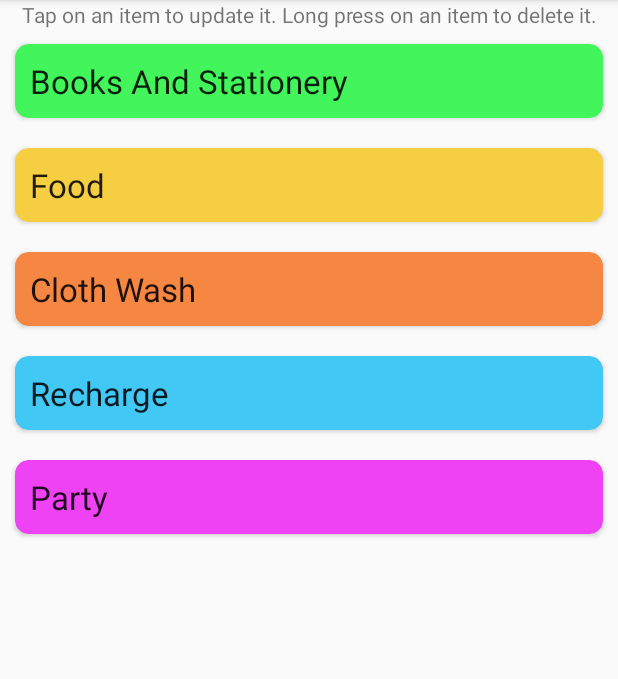
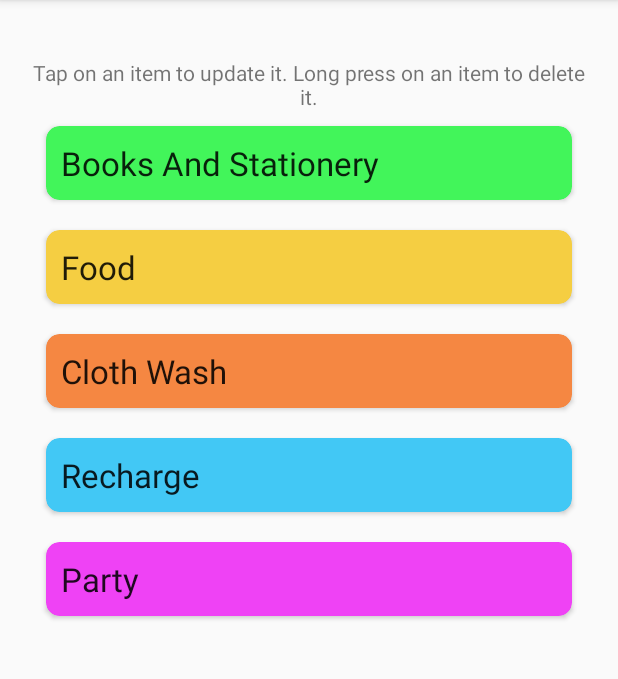
Before and after one commit to TheAkash2002/BudgetManager, an Android app: the ActivityViewAllCategories screen opened directly, with no data from a screen before it, on a phone screen of 412 x 824 dp, the part 84-763 px from its top. Run offline under Robolectric (Android 15) with nearby library versions, the phone set to English and light mode, and no system bars; our stand-ins replace ButterKnife.

```diff
--- a/app/src/main/java/com/princeakash/budgetmanager/ActivityAddExpense.java
+++ b/app/src/main/java/com/princeakash/budgetmanager/ActivityAddExpense.java
@@ -97,7 +97,8 @@ public class ActivityAddExpense extends AppCompatActivity implements AdapterView
 
     @Override
     public void onNothingSelected(AdapterView<?> parent) {
-        selectedCategory = "Books and Stationery";
+        if(parent.getCount()==0)
+            selectedCategory = "Uncategorised";
     }
 
     public void FilterMonthAndYear(){
--- a/app/src/main/java/com/princeakash/budgetmanager/ActivityRelativeMonthly.java
+++ b/app/src/main/java/com/princeakash/budgetmanager/ActivityRelativeMonthly.java
@@ -6,6 +6,7 @@ import android.view.View;
 import android.widget.ArrayAdapter;
 import android.widget.Button;
 import android.widget.Spinner;
+import android.widget.Toast;
 
 import androidx.appcompat.app.AppCompatActivity;
 
@@ -106,6 +107,10 @@ public class ActivityRelativeMonthly extends AppCompatActivity {
                     @Override
                     public void onClick(View v) {
                         TextToNum();
+                        if(Integer.parseInt(toYear+toMonth)<=Integer.parseInt(fromYear+fromMonth)){
+                            Toast.makeText(ActivityRelativeMonthly.this, "Please select valid 'From' and 'To' fields.", Toast.LENGTH_SHORT).show();
+                            return;
+                        }
                         Intent intent = new Intent(ActivityRelativeMonthly.this, ActivityRelativeLineMonthly.class);
                         intent.putExtra("FromMonth", fromMonth);
                         intent.putExtra("FromYear", fromYear);
--- a/app/src/main/java/com/princeakash/budgetmanager/ActivityViewAllCategories.java
+++ b/app/src/main/java/com/princeakash/budgetmanager/ActivityViewAllCategories.java
@@ -69,7 +69,7 @@ public class ActivityViewAllCategories extends AppCompatActivity implements Cate
     public void onCategoryLongClick(final int position) {
         AlertDialog.Builder builder = new AlertDialog.Builder(this);
         builder.setTitle("Confirm Delete")
-                .setMessage("Are you sure you want to delete " + categoryItems.get(position) + "?")
+                .setMessage("Are you sure you want to delete " + categoryItems.get(position) + "? You cannot undo this later.")
                 .setPositiveButton("Yes", new DialogInterface.OnClickListener() {
                     @Override
                     public void onClick(DialogInterface dialog, int which) {
--- a/app/src/main/java/com/princeakash/budgetmanager/ActivityViewTarget.java
+++ b/app/src/main/java/com/princeakash/budgetmanager/ActivityViewTarget.java
@@ -62,7 +62,7 @@ public class ActivityViewTarget extends AppCompatActivity implements MyAdapter.M
 
     @Override
     public void onItemClickListener(int position) {
-        DialogFragment newFragment = new EditTargetDialogFragment(position);
+        DialogFragment newFragment = new EditTargetDialogFragment(position, listItems.get(position).getAmount());
         newFragment.show(getSupportFragmentManager(), "EditTargetDialogFragment");
     }
 
@@ -72,7 +72,7 @@ public class ActivityViewTarget extends AppCompatActivity implements MyAdapter.M
         final String wordDate = DatabaseHelper.DateToString(splitDate[0], splitDate[1]);
         AlertDialog.Builder builder = new AlertDialog.Builder(this);
         builder.setTitle("Delete Target")
-                .setMessage("Are you sure you want to delete the set target for " + wordDate + "?")
+                .setMessage("Are you sure you want to delete the set target for " + wordDate + "? You cannot undo this later.")
                 .setPositiveButton("Yes", new DialogInterface.OnClickListener() {
                     @Override
                     public void onClick(DialogInterface dialog, int which) {
--- a/app/src/main/java/com/princeakash/budgetmanager/EditCategoryDialogFragment.java
+++ b/app/src/main/java/com/princeakash/budgetmanager/EditCategoryDialogFragment.java
@@ -46,6 +46,7 @@ public class EditCategoryDialogFragment extends DialogFragment {
         LayoutInflater inflater = requireActivity().getLayoutInflater();
         View view = inflater.inflate(R.layout.add_new_category_layout, null);
         editTextCategory = view.findViewById(R.id.editTextCategoryName);
+        editTextCategory.setText(oldCategoryName);
         builder.setView(view)
                 .setTitle("Update Category")
                 .setPositiveButton("Update", new DialogInterface.OnClickListener() {
--- a/app/src/main/res/layout/view_all_categories.xml
+++ b/app/src/main/res/layout/view_all_categories.xml
@@ -5,6 +5,30 @@
     android:layout_width="match_parent"
     android:layout_height="match_parent"
     tools:context=".ActivityViewAllCategories">
+    <androidx.constraintlayout.widget.Guideline
+        android:id="@+id/guideline"
+        android:layout_width="wrap_content"
+        android:layout_height="wrap_content"
+        android:orientation="vertical"
+        app:layout_constraintGuide_percent="0.05"/>
+    <androidx.constraintlayout.widget.Guideline
+        android:id="@+id/guideline2"
+        android:layout_width="wrap_content"
+        android:layout_height="wrap_content"
+        android:orientation="vertical"
+        app:layout_constraintGuide_percent="0.95"/>
+    <androidx.constraintlayout.widget.Guideline
+        android:id="@+id/guideline3"
+        android:layout_width="wrap_content"
+        android:layout_height="wrap_content"
+        android:orientation="horizontal"
+        app:layout_constraintGuide_percent="0.05"/>
+    <androidx.constraintlayout.widget.Guideline
+        android:id="@+id/guideline4"
+        android:layout_width="wrap_content"
+        android:layout_height="wrap_content"
+        android:orientation="horizontal"
+        app:layout_constraintGuide_percent="0.95"/>
 
     <TextView
         android:id="@+id/textViewInfo"
@@ -12,16 +36,16 @@
         android:layout_height="wrap_content"
         android:text="@string/tap_to_edit"
         android:textAlignment="center"
-        app:layout_constraintEnd_toEndOf="parent"
-        app:layout_constraintStart_toStartOf="parent"
-        app:layout_constraintTop_toTopOf="parent" />
+        app:layout_constraintEnd_toEndOf="@id/guideline2"
+        app:layout_constraintStart_toStartOf="@id/guideline"
+        app:layout_constraintTop_toTopOf="@id/guideline3" />
     <androidx.recyclerview.widget.RecyclerView
         android:id="@+id/recyclerViewTarget"
         android:layout_width="0dp"
         android:layout_height="0dp"
         app:layout_constraintTop_toBottomOf="@+id/textViewInfo"
-        app:layout_constraintStart_toStartOf="@+id/textViewInfo"
-        app:layout_constraintEnd_toEndOf="@+id/textViewInfo"
-        app:layout_constraintBottom_toBottomOf="parent"/>
+        app:layout_constraintEnd_toEndOf="@id/guideline2"
+        app:layout_constraintStart_toStartOf="@id/guideline"
+        app:layout_constraintBottom_toBottomOf="@id/guideline4"/>
 
 </androidx.constraintlayout.widget.ConstraintLayout>
```
Also changed, not shown: app/src/main/java/com/princeakash/budgetmanager/ActivityRelativeCategorywise.java (+83 -4 lines), app/src/main/java/com/princeakash/budgetmanager/ActivityViewMonthlyExpenses.java (+18 -1 lines), app/src/main/java/com/princeakash/budgetmanager/EditTargetDialogFragment.java (+5 -3 lines), app/src/main/res/layout/view_target.xml (+30 -6 lines).
